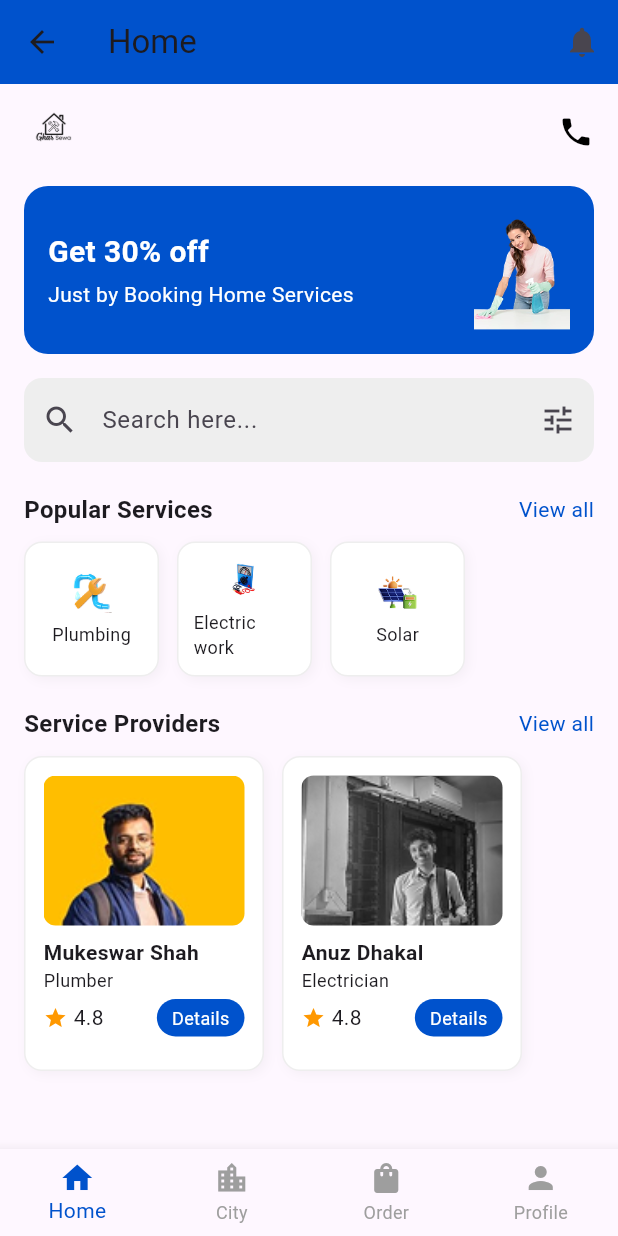
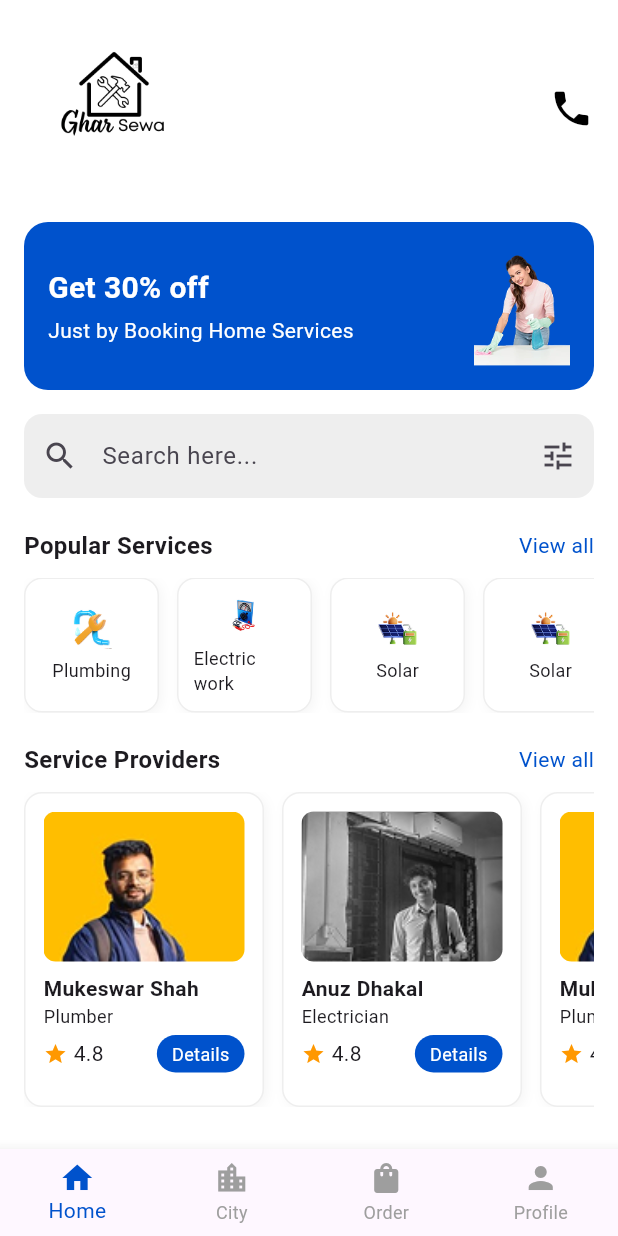
Before and after one commit to sangit-pokhrel/GharSewa, a Flutter app: the HomeScreen screen opened directly, on a phone screen of 412 x 824 dp. Run offline on Flutter 3.47's test engine with Material 3 defaults, Android fonts, the phone set to English and light mode, and no system bars.

Commit message:
signup done

```diff
--- a/lib/view/home_screen.dart
+++ b/lib/view/home_screen.dart
@@ -7,18 +7,12 @@ class HomeScreen extends StatelessWidget {
   @override
   Widget build(BuildContext context) {
     return Scaffold(
+      backgroundColor: Colors.white, // ✅ Remove black margins
       bottomNavigationBar: BottomNavBar(currentIndex: 0),
-      appBar: AppBar(
-        title: const Text("Home"),
-        backgroundColor: const Color(0xFF0052CC),
-        actions: [
-          IconButton(icon: const Icon(Icons.notifications), onPressed: () {}),
-        ],
-      ),
       body: SafeArea(
-        child: Padding(
-          padding: const EdgeInsets.symmetric(horizontal: 16, vertical: 12),
-          child: SingleChildScrollView(
+        child: SingleChildScrollView(
+          child: Padding(
+            padding: const EdgeInsets.symmetric(horizontal: 16, vertical: 12),
             child: Column(
               crossAxisAlignment: CrossAxisAlignment.start,
               children: [
@@ -28,9 +22,9 @@ class HomeScreen extends StatelessWidget {
                   children: [
                     Image.asset(
                       'assets/logo/removed-blacklogo.png',
-                      height: 40,
+                      height: 120,
                     ),
-                    const Icon(Icons.phone, color: Colors.black),
+                    const Icon(Icons.phone, color: Colors.black, size: 30),
                   ],
                 ),
                 const SizedBox(height: 16),
@@ -100,6 +94,9 @@ class HomeScreen extends StatelessWidget {
                         'assets/icons/Multimeter.png',
                       ),
                       _buildServiceCard('Solar', 'assets/icons/Solar.png'),
+                      _buildServiceCard('Solar', 'assets/icons/Solar.png'),
+                      _buildServiceCard('Solar', 'assets/icons/Solar.png'),
+                      _buildServiceCard('Solar', 'assets/icons/Solar.png'),
                     ],
                   ),
                 ),
@@ -113,6 +110,17 @@ class HomeScreen extends StatelessWidget {
                   child: ListView(
                     scrollDirection: Axis.horizontal,
                     children: [
+                      _buildProviderCard(
+                        "Mukeswar Shah",
+                        "Plumber",
+                        "assets/images/mukesh.png",
+                      ),
+                      _buildProviderCard(
+                        "Anuz Dhakal",
+                        "Electrician",
+                        "assets/images/anuz.png",
+                        isGray: true,
+                      ),
                       _buildProviderCard(
                         "Mukeswar Shah",
                         "Plumber",
```
